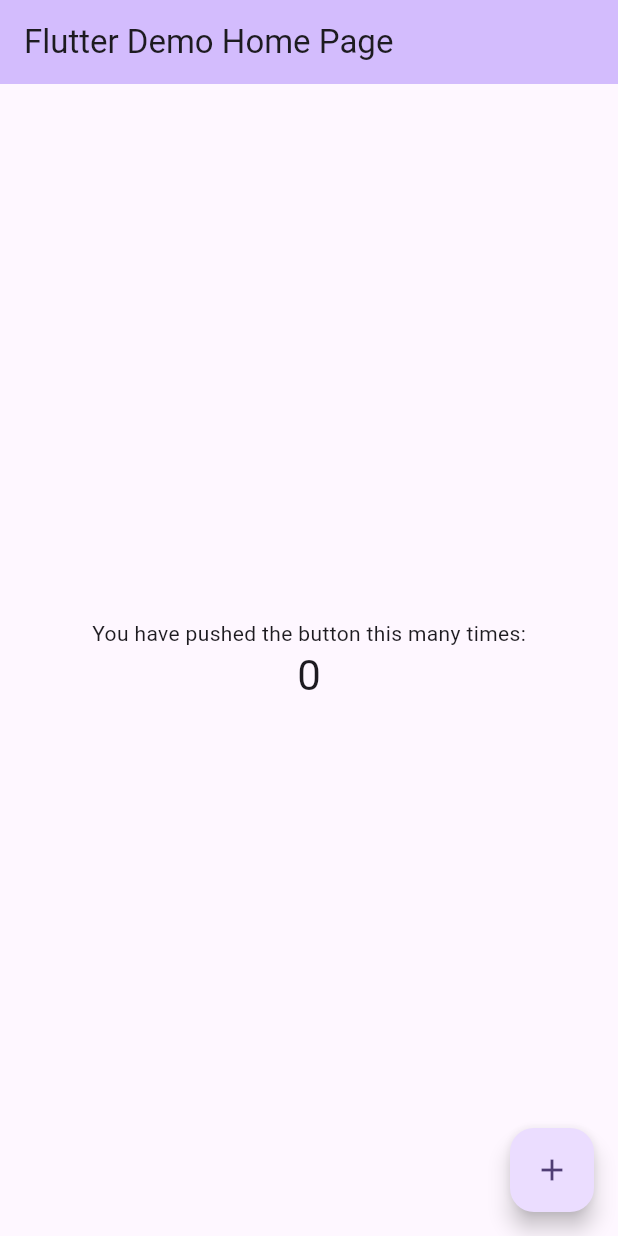
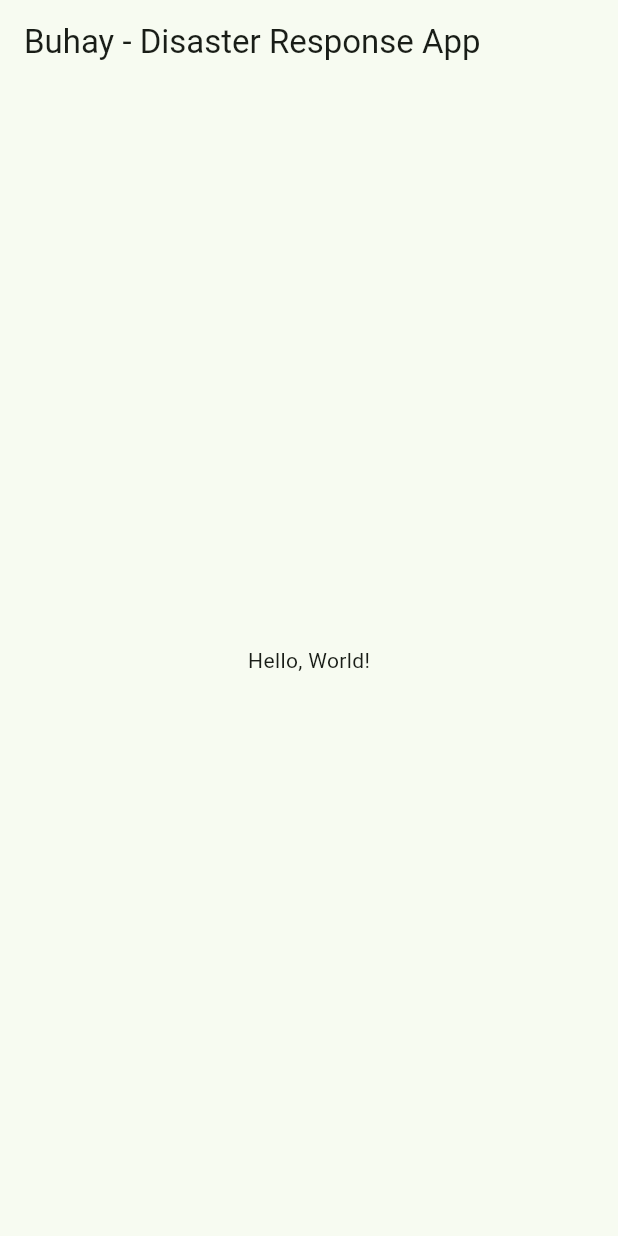
Before and after one commit to Nesvier-Tech/buhay-frontend, a Flutter app: the screen it shows after launch, on a phone screen of 412 x 824 dp. Run offline on Flutter 3.47's test engine with Material 3 defaults, Android fonts, the phone set to English and light mode, and no system bars; our stand-ins replace firebase_core; accounts and stored records are empty.

Commit message:
deps: incorporate firebase (via flutterfire)

```diff
--- a/lib/main.dart
+++ b/lib/main.dart
@@ -1,125 +1,45 @@
+import 'package:buhay/firebase_options.dart';
+import 'package:firebase_core/firebase_core.dart';
 import 'package:flutter/material.dart';
 
-void main() {
-  runApp(const MyApp());
+Future<void> main() async {
+  WidgetsFlutterBinding.ensureInitialized();
+  await Firebase.initializeApp(
+    options: DefaultFirebaseOptions.currentPlatform,
+  );
+
+  runApp(const BuhayApp());
 }
 
-class MyApp extends StatelessWidget {
-  const MyApp({super.key});
+class BuhayApp extends StatelessWidget {
+  const BuhayApp({super.key});
 
   // This widget is the root of your application.
   @override
   Widget build(BuildContext context) {
     return MaterialApp(
-      title: 'Flutter Demo',
+      title: 'Buhay - Disaster Response App',
       theme: ThemeData(
-        // This is the theme of your application.
-        //
-        // TRY THIS: Try running your application with "flutter run". You'll see
-        // the application has a purple toolbar. Then, without quitting the app,
-        // try changing the seedColor in the colorScheme below to Colors.green
-        // and then invoke "hot reload" (save your changes or press the "hot
-        // reload" button in a Flutter-supported IDE, or press "r" if you used
-        // the command line to start the app).
-        //
-        // Notice that the counter didn't reset back to zero; the application
-        // state is not lost during the reload. To reset the state, use hot
-        // restart instead.
-        //
-        // This works for code too, not just values: Most code changes can be
-        // tested with just a hot reload.
-        colorScheme: ColorScheme.fromSeed(seedColor: Colors.deepPurple),
-        useMaterial3: true,
+        colorScheme: ColorScheme.fromSeed(seedColor: Colors.green),
       ),
-      home: const MyHomePage(title: 'Flutter Demo Home Page'),
+      home: const HomePage(),
+      debugShowCheckedModeBanner: false,
     );
   }
 }
 
-class MyHomePage extends StatefulWidget {
-  const MyHomePage({super.key, required this.title});
-
-  // This widget is the home page of your application. It is stateful, meaning
-  // that it has a State object (defined below) that contains fields that affect
-  // how it looks.
-
-  // This class is the configuration for the state. It holds the values (in this
-  // case the title) provided by the parent (in this case the App widget) and
-  // used by the build method of the State. Fields in a Widget subclass are
-  // always marked "final".
-
-  final String title;
-
-  @override
-  State<MyHomePage> createState() => _MyHomePageState();
-}
-
-class _MyHomePageState extends State<MyHomePage> {
-  int _counter = 0;
-
-  void _incrementCounter() {
-    setState(() {
-      // This call to setState tells the Flutter framework that something has
-      // changed in this State, which causes it to rerun the build method below
-      // so that the display can reflect the updated values. If we changed
-      // _counter without calling setState(), then the build method would not be
-      // called again, and so nothing would appear to happen.
-      _counter++;
-    });
-  }
+class HomePage extends StatelessWidget {
+  const HomePage({super.key});
 
   @override
   Widget build(BuildContext context) {
-    // This method is rerun every time setState is called, for instance as done
-    // by the _incrementCounter method above.
-    //
-    // The Flutter framework has been optimized to make rerunning build methods
-    // fast, so that you can just rebuild anything that needs updating rather
-    // than having to individually change instances of widgets.
     return Scaffold(
       appBar: AppBar(
-        // TRY THIS: Try changing the color here to a specific color (to
-        // Colors.amber, perhaps?) and trigger a hot reload to see the AppBar
-        // change color while the other colors stay the same.
-        backgroundColor: Theme.of(context).colorScheme.inversePrimary,
-        // Here we take the value from the MyHomePage object that was created by
-        // the App.build method, and use it to set our appbar title.
-        title: Text(widget.title),
+        title: const Text('Buhay - Disaster Response App'),
       ),
-      body: Center(
-        // Center is a layout widget. It takes a single child and positions it
-        // in the middle of the parent.
-        child: Column(
-          // Column is also a layout widget. It takes a list of children and
-          // arranges them vertically. By default, it sizes itself to fit its
-          // children horizontally, and tries to be as tall as its parent.
-          //
-          // Column has various properties to control how it sizes itself and
-          // how it positions its children. Here we use mainAxisAlignment to
-          // center the children vertically; the main axis here is the vertical
-          // axis because Columns are vertical (the cross axis would be
-          // horizontal).
-          //
-          // TRY THIS: Invoke "debug painting" (choose the "Toggle Debug Paint"
-          // action in the IDE, or press "p" in the console), to see the
-          // wireframe for each widget.
-          mainAxisAlignment: MainAxisAlignment.center,
-          children: <Widget>[
-            const Text(
-              'You have pushed the button this many times:',
-            ),
-            Text(
-              '$_counter',
-              style: Theme.of(context).textTheme.headlineMedium,
-            ),
-          ],
-        ),
+      body: const Center(
+        child: Text('Hello, World!'),
       ),
-      floatingActionButton: FloatingActionButton(
-        onPressed: _incrementCounter,
-        tooltip: 'Increment',
-        child: const Icon(Icons.add),
-      ), // This trailing comma makes auto-formatting nicer for build methods.
     );
   }
 }
--- a/pubspec.yaml
+++ b/pubspec.yaml
@@ -34,6 +34,7 @@ dependencies:
   # The following adds the Cupertino Icons font to your application.
   # Use with the CupertinoIcons class for iOS style icons.
   cupertino_icons: ^1.0.8
+  firebase_core: ^3.6.0
 
 dev_dependencies:
   flutter_test:
```
Also changed, not shown: firebase.json (added), lib/firebase_options.dart (added), pubspec.lock, 14 other files.
